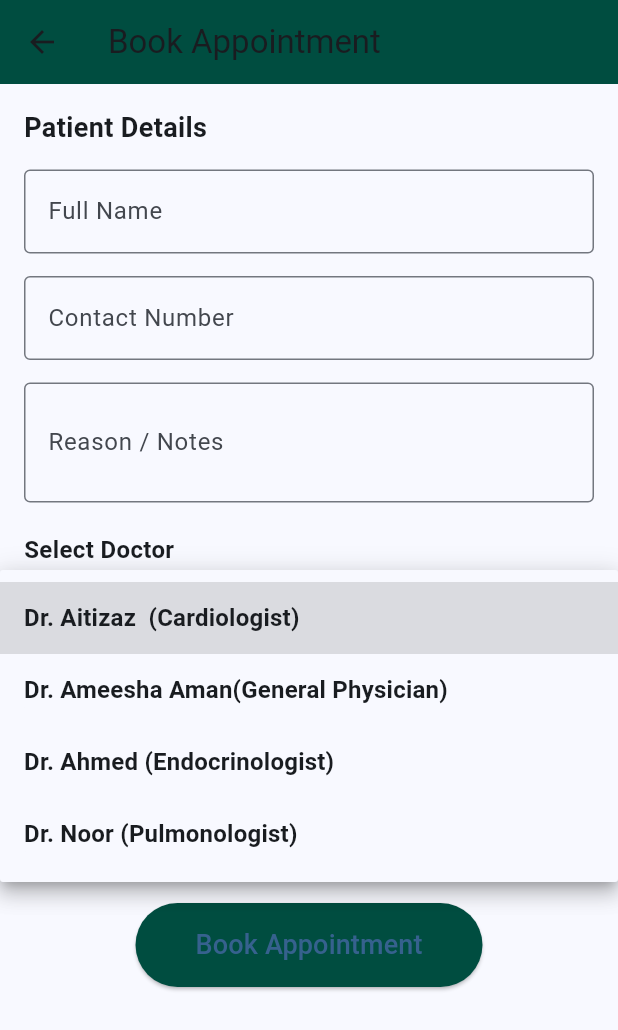
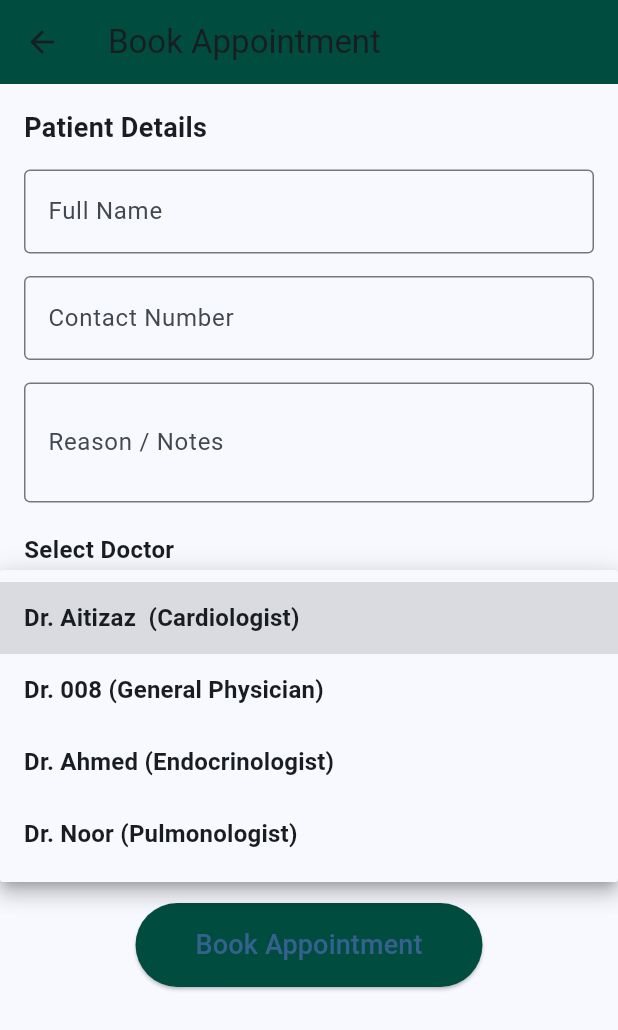
Before and after one commit to ahmad000-web/Bio_Monitor, a Flutter app: the AppointmentScreen screen opened directly with empty values, after a tap on the "arrow drop down" icon, on a phone screen of 412 x 824 dp. Shown: the top 1030 px of the screen. Run offline on Flutter 3.47's test engine with Material 3 defaults, Android fonts, the phone set to English and light mode, and no system bars; our stand-ins replace get, google_sign_in, image_picker, shared_preferences, sqflite, youtube_player_flutter; accounts and stored records are empty.

Commit message:
-m "Updated project files"

```diff
--- a/lib/appointment.dart
+++ b/lib/appointment.dart
@@ -29,7 +29,7 @@ class _AppointmentScreenState extends State<AppointmentScreen> {
       "email": "aitizaz844@gmail.com",
       "specialization": "Cardiologist"
     },
-    "Dr. Ameesha Aman(General Physician)": {
+    "Dr. 008 (General Physician)": {
       "email": "abbasameesha@gmail.com",
       "specialization": "General Physician"
     },
```
